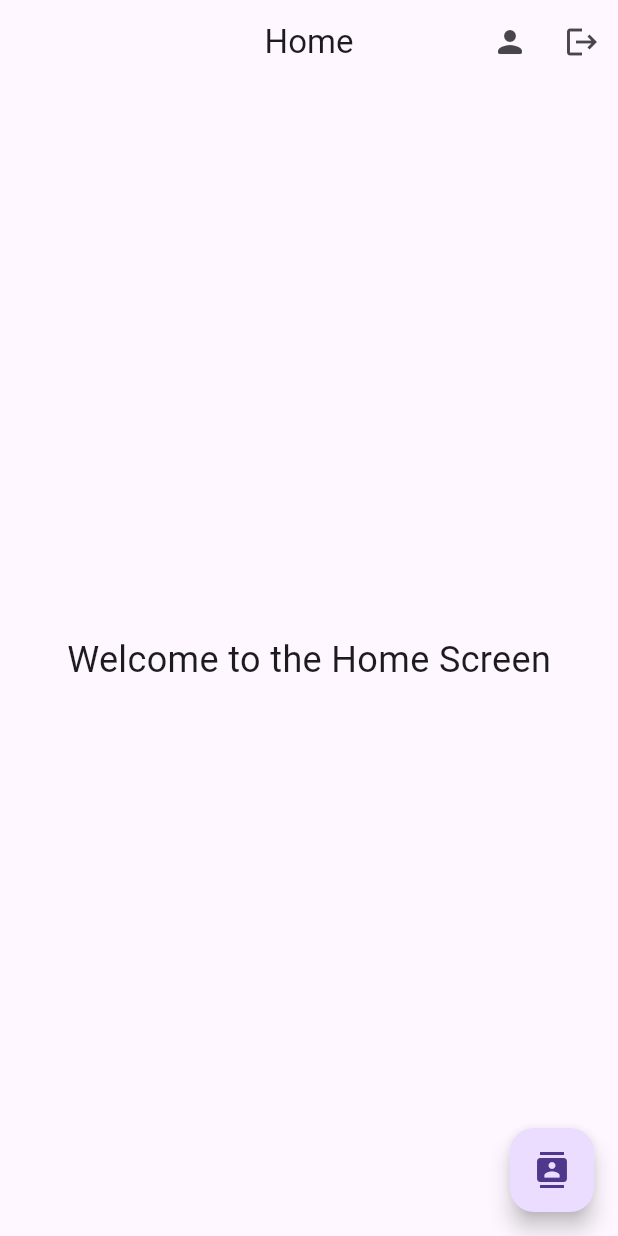
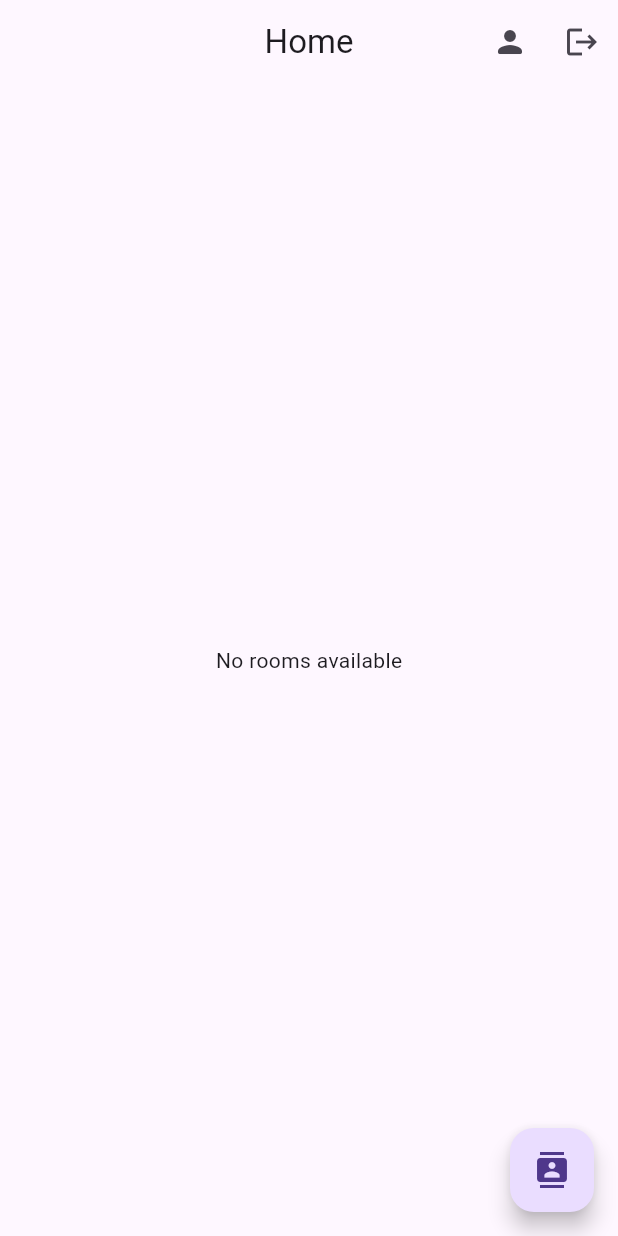
Before and after one commit to JohnKameel/chatapp, a Flutter app: the HomeScreen screen opened by its route, on a phone screen of 412 x 824 dp. Run offline on Flutter 3.47's test engine with Material 3 defaults, Android fonts, the phone set to English and light mode, and no system bars; our stand-ins replace bloc, dartz, flutter_bloc, flutter_screenutil, get_it, go_router and 2 more; missing offline and left inert: gotrue; accounts and stored records are empty.

```diff
--- a/lib/core/server_locator/server_locator.dart
+++ b/lib/core/server_locator/server_locator.dart
@@ -6,6 +6,8 @@ import 'package:chat_app/features/auth/presentation/viewModel/auth_cubit.dart';
 import 'package:chat_app/features/contacts/data/repo/contact_repo.dart';
 import 'package:chat_app/features/contacts/data/repo/contact_repo_impl.dart';
 import 'package:chat_app/features/contacts/presentation/viewModel/contacts_cubit.dart';
+import 'package:chat_app/features/home/data/repo/home_repo.dart';
+import 'package:chat_app/features/home/presentation/viewModel/room_cubit.dart';
 import 'package:chat_app/features/profile/data/repo/profile_repo.dart';
 import 'package:chat_app/features/profile/data/repo/profile_repo_impl.dart';
 import 'package:chat_app/features/profile/presentation/viewModel/profile_cubit.dart';
@@ -21,10 +23,12 @@ void setupServiceLocator() {
   getIt.registerSingleton<AuthRepo>(AuthRepoImpl(getIt.get<DatabaseService>()));
   getIt.registerSingleton<ContactRepo>(ContactRepoImpl(getIt.get<DatabaseService>()));
   getIt.registerSingleton<ProfileRepo>(ProfileRepoImpl(getIt.get<DatabaseService>()));
+  getIt.registerSingleton<HomeRepo>(HomeRepo(getIt.get<DatabaseService>()));
 
   // cubit
   getIt.registerFactory<AuthCubit>(() => AuthCubit(getIt.get<AuthRepo>()));
   getIt.registerFactory<ContactsCubit>(() => ContactsCubit(getIt.get<ContactRepo>()));
   getIt.registerFactory<ProfileCubit>(() => ProfileCubit(getIt.get<ProfileRepo>()));
+  getIt.registerFactory<RoomCubit>(() => RoomCubit(getIt.get<HomeRepo>()));
 
 }
--- /dev/null
+++ b/lib/features/home/data/model/room_model.dart
@@ -0,0 +1,24 @@
+import 'package:chat_app/features/auth/data/model/user_info_model.dart';
+import 'package:json_annotation/json_annotation.dart';
+
+part 'room_model.g.dart';
+
+@JsonSerializable()
+class RoomModel {
+  final String id;
+  final String lastMessage;
+  final int unreadMessages;
+  final List<String> members;
+  UserInfoModel? otherUserInfo;
+
+  RoomModel({
+    required this.id,
+    required this.lastMessage,
+    required this.unreadMessages,
+    required this.members,
+  });
+
+  factory RoomModel.fromJson(Map<String, dynamic> json) => _$RoomModelFromJson(json);
+
+  Map<String, dynamic> toJson() => _$RoomModelToJson(this);
+}
--- a/lib/features/home/presentation/view/screens/home_screen.dart
+++ b/lib/features/home/presentation/view/screens/home_screen.dart
@@ -1,3 +1,4 @@
+import 'package:chat_app/features/home/presentation/viewModel/room_cubit.dart';
 import 'package:flutter/material.dart';
 import 'package:flutter_bloc/flutter_bloc.dart';
 import 'package:go_router/go_router.dart';
@@ -42,11 +43,33 @@ class HomeScreen extends StatelessWidget {
                 ),
               ],
             ),
-            body: Center(
-              child: Text(
-                'Welcome to the Home Screen',
-                style: TextStyle(fontSize: 24),
-              ),
+            body: BlocBuilder<RoomCubit, RoomState>(
+              builder: (context, state) {
+                if(state is GetAllRoomLoading) {
+                  return Center(child: CircularProgressIndicator(),);
+                }
+                if(state is GetAllRoomFailure) {
+                  return Center(child: Text(state.error),);
+                }
+                if (state is GetAllRoomSuccess) {
+                  final rooms = state.rooms;
+                  if (rooms.isEmpty) {
+                    return Center(child: Text('No rooms available'));
+                  }
+                  return ListView.builder(
+                    itemCount: rooms.length,
+                    itemBuilder: (context, index) {
+                      final room = rooms[index];
+                      return ListTile(
+                        title: Text(room.otherUserInfo?.user_name ?? 'Unknown User'),
+                        subtitle: Text(room.lastMessage),
+                        trailing: Text(room.unreadMessages > 0 ? room.unreadMessages.toString() : '0'),
+                      );
+                    },
+                  );
+                }
+                return SizedBox.shrink();
+              },
             ),
             floatingActionButton: FloatingActionButton(
               onPressed: () {
--- /dev/null
+++ b/lib/features/home/presentation/viewModel/room_cubit.dart
@@ -0,0 +1,54 @@
+import 'dart:async';
+
+import 'package:bloc/bloc.dart';
+import 'package:chat_app/features/home/data/repo/home_repo.dart';
+import 'package:meta/meta.dart';
+
+import '../../data/model/room_model.dart';
+
+part 'room_state.dart';
+
+class RoomCubit extends Cubit<RoomState> {
+  HomeRepo homeRepo;
+  RoomCubit(this.homeRepo) : super(RoomInitial());
+
+  createRoom(myId, anotherId) async {
+    emit(CreateRoomLoading());
+
+    final result = await homeRepo.createRoom(myId, anotherId);
+    result.fold((failure) {
+      emit(CreateRoomFailure(failure.message));
+    }, (message) {
+      emit(CreateRoomSuccess(message));
+    });
+  }
+
+  StreamSubscription<List<RoomModel>>? roomSubscription;
+
+  getAllRooms() {
+    emit(GetAllRoomLoading());
+
+    try{
+      roomSubscription = homeRepo.getAllRooms().listen((rooms) async {
+        List<RoomModel> roomWithUsers = [];
+
+        for (var room in rooms) {
+          final anotherId = room.members
+              .where((id) => id != homeRepo.supabaseService.currentUserId)
+              .first;
+
+          final user = await homeRepo.getUserInfo(anotherId);
+          user.fold((failure) {
+            emit(GetAllRoomFailure(failure.message));
+          }, (user) {
+            room.otherUserInfo = user;
+            roomWithUsers.add(room);
+          });
+        }
+        emit(GetAllRoomSuccess(roomWithUsers));
+      });
+    }catch(e){
+      emit(GetAllRoomFailure(e.toString()));
+    }
+  }
+}
--- /dev/null
+++ b/lib/features/home/presentation/viewModel/room_state.dart
@@ -0,0 +1,26 @@
+part of 'room_cubit.dart';
+
+@immutable
+sealed class RoomState {}
+
+final class RoomInitial extends RoomState {}
+
+final class CreateRoomLoading extends RoomState {}
+final class CreateRoomSuccess extends RoomState {
+  final String message;
+  CreateRoomSuccess(this.message);
+}
+final class CreateRoomFailure extends RoomState {
+  final String error;
+  CreateRoomFailure(this.error);
+}
+
+final class GetAllRoomLoading extends RoomState {}
+final class GetAllRoomSuccess extends RoomState {
+  final List<RoomModel> rooms;
+  GetAllRoomSuccess(this.rooms);
+}
+final class GetAllRoomFailure extends RoomState {
+  final String error;
+  GetAllRoomFailure(this.error);
+}
```
Also changed, not shown: lib/features/contacts/presentation/view/screens/contact_screen.dart (+43 -2 lines), lib/features/home/data/repo/home_repo.dart (added, +71 -0 lines), lib/main.dart (+10 -2 lines), lib/features/home/data/model/room_model.g.dart (added).
